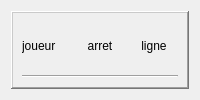
Old version of the form StreetCar/StreetCar/PlayerWidget.ui in the repository paboccard/Projet_Prog_Jeu.
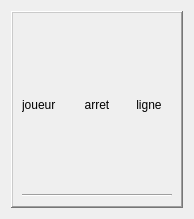
New version of the form.

```diff
--- a/StreetCar/StreetCar/PlayerWidget.ui
+++ b/StreetCar/StreetCar/PlayerWidget.ui
@@ -2,6 +2,14 @@
 <ui version="4.0">
  <class>PlayerWidget</class>
  <widget class="QWidget" name="PlayerWidget">
+  <property name="geometry">
+   <rect>
+    <x>0</x>
+    <y>0</y>
+    <width>194</width>
+    <height>219</height>
+   </rect>
+  </property>
   <property name="sizePolicy">
    <sizepolicy hsizetype="Maximum" vsizetype="Maximum">
     <horstretch>0</horstretch>
```
